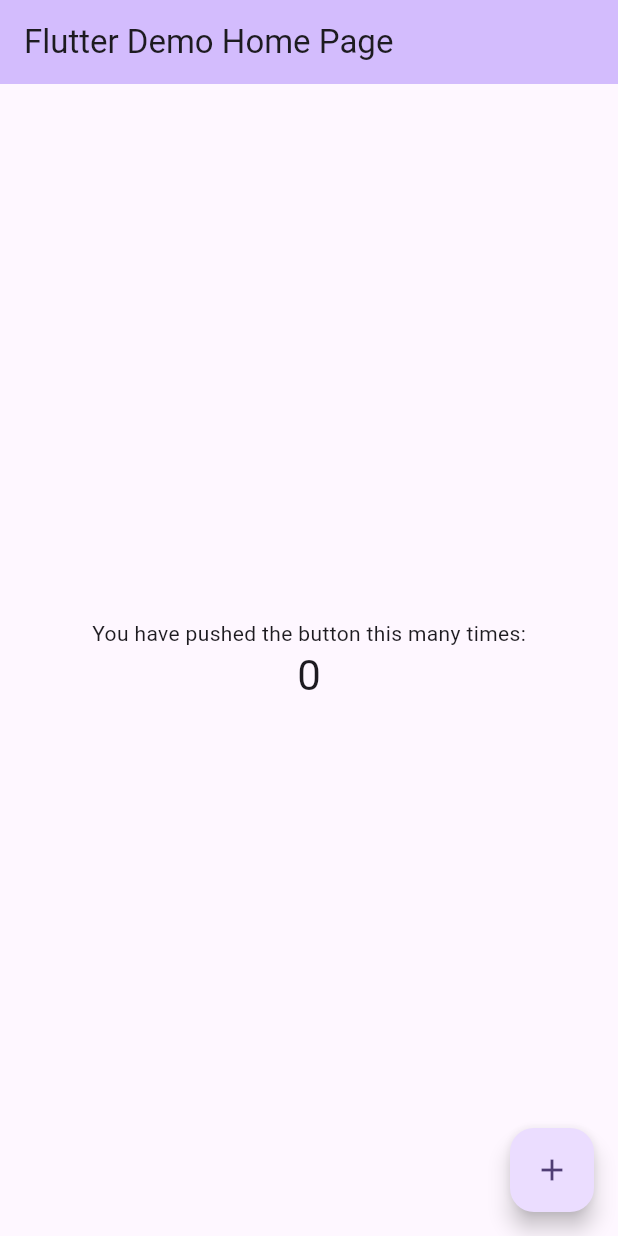
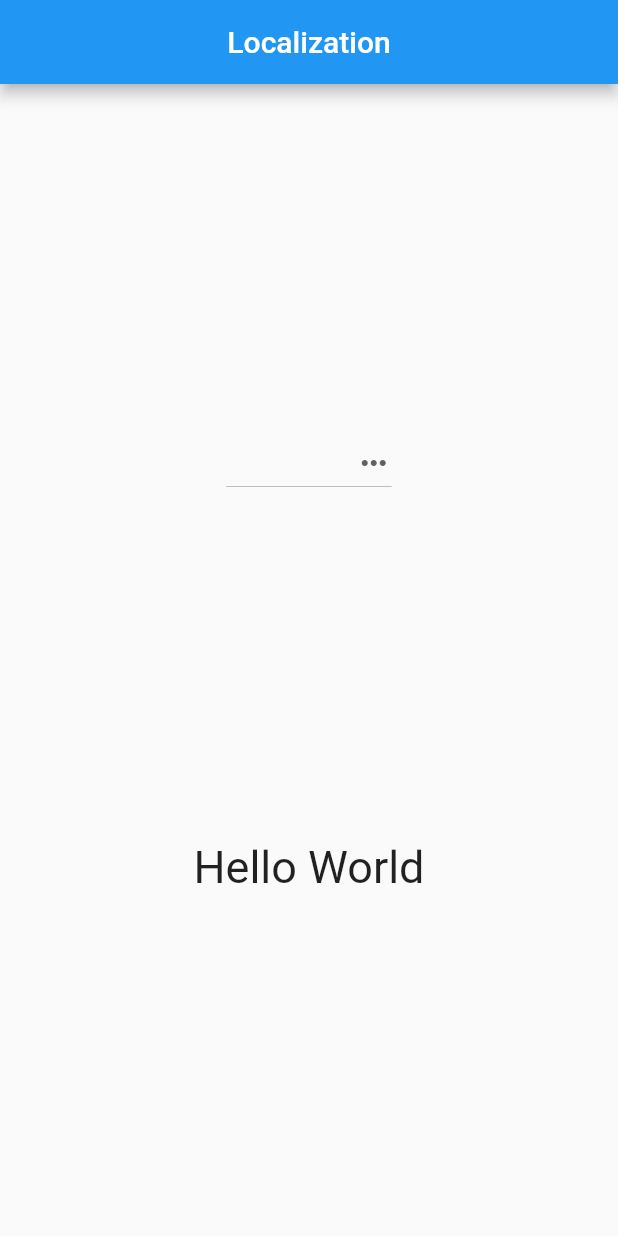
Before and after one commit to fadi-flutter/localization, a Flutter app: the screen it shows after launch, on a phone screen of 412 x 824 dp. Run offline on Flutter 3.47's test engine with Material 2 defaults, Android fonts, the phone set to English and light mode, and no system bars; our stand-ins replace get, shared_preferences; generated files the repository leaves out were written again.

Commit message:
completed localization

```diff
--- /dev/null
+++ b/l10n.yaml
@@ -0,0 +1,3 @@
+arb-dir: lib/l10n
+template-arb-file: app_en.arb
+output-localization-file: app_localizations.dart
--- /dev/null
+++ b/lib/home_page.dart
@@ -0,0 +1,48 @@
+import 'package:flutter/material.dart';
+import 'package:get/get.dart';
+import 'package:localization_themes/controllers/language_provider.dart';
+import 'package:flutter_gen/gen_l10n/app_localizations.dart';
+
+class HomePage extends StatelessWidget {
+  HomePage({super.key});
+
+  final controller = Get.find<LanguageProvider>();
+
+  @override
+  Widget build(BuildContext context) {
+    final local = AppLocalizations.of(context);
+    return Scaffold(
+      appBar: AppBar(
+        centerTitle: true,
+        title: const Text('Localization'),
+      ),
+      body: Column(
+        mainAxisAlignment: MainAxisAlignment.spaceEvenly,
+        children: [
+          DropdownButton(
+            icon: const Icon(Icons.more_horiz),
+            items: [
+              DropdownMenuItem(
+                value: 'en',
+                child: Text(local!.localization),
+              ),
+              const DropdownMenuItem(
+                value: 'es',
+                child: Text('Spanish'),
+              )
+            ],
+            onChanged: (value) {
+              controller.changeLanguage(Locale(value!));
+            },
+          ),
+          Center(
+            child: Text(
+              local.helloWorld,
+              style: const TextStyle(fontSize: 30),
+            ),
+          ),
+        ],
+      ),
+    );
+  }
+}
--- /dev/null
+++ b/lib/l10n/app_en.arb
@@ -0,0 +1,4 @@
+{
+    "helloWorld": "Hello World",
+    "localization": "Localization"
+}
--- /dev/null
+++ b/lib/l10n/app_es.arb
@@ -0,0 +1,5 @@
+{
+
+    "helloWorld": "Hola Mundo",
+    "localization": "localizando"
+}
--- a/lib/main.dart
+++ b/lib/main.dart
@@ -1,125 +1,40 @@
 import 'package:flutter/material.dart';
+import 'package:localization_themes/controllers/language_provider.dart';
+import 'package:localization_themes/home_page.dart';
+import 'package:flutter_localizations/flutter_localizations.dart';
+import 'package:get/get.dart';
+import 'package:flutter_gen/gen_l10n/app_localizations.dart';
 
-void main() {
-  runApp(const MyApp());
+void main() async {
+  WidgetsFlutterBinding.ensureInitialized();
+  Get.put(LanguageProvider());
+  runApp(MyApp());
 }
 
 class MyApp extends StatelessWidget {
-  const MyApp({super.key});
+  MyApp({super.key, this.language = ''});
+  final String language;
 
+  final controller = Get.find<LanguageProvider>();
   // This widget is the root of your application.
   @override
   Widget build(BuildContext context) {
-    return MaterialApp(
-      title: 'Flutter Demo',
-      theme: ThemeData(
-        // This is the theme of your application.
-        //
-        // TRY THIS: Try running your application with "flutter run". You'll see
-        // the application has a blue toolbar. Then, without quitting the app,
-        // try changing the seedColor in the colorScheme below to Colors.green
-        // and then invoke "hot reload" (save your changes or press the "hot
-        // reload" button in a Flutter-supported IDE, or press "r" if you used
-        // the command line to start the app).
-        //
-        // Notice that the counter didn't reset back to zero; the application
-        // state is not lost during the reload. To reset the state, use hot
-        // restart instead.
-        //
-        // This works for code too, not just values: Most code changes can be
-        // tested with just a hot reload.
-        colorScheme: ColorScheme.fromSeed(seedColor: Colors.deepPurple),
-        useMaterial3: true,
+    return Obx(
+      () => MaterialApp(
+        locale: controller.locale.value,
+        localizationsDelegates: const [
+          AppLocalizations.delegate,
+          GlobalMaterialLocalizations.delegate,
+          GlobalWidgetsLocalizations.delegate,
+          GlobalCupertinoLocalizations.delegate,
+        ],
+        supportedLocales: const [
+          Locale('en'), // English
+          Locale('es'), // Spanish
+        ],
+        title: 'Flutter Demo',
+        home: HomePage(),
       ),
-      home: const MyHomePage(title: 'Flutter Demo Home Page'),
     );
   }
 }
-
-class MyHomePage extends StatefulWidget {
-  const MyHomePage({super.key, required this.title});
-
-  // This widget is the home page of your application. It is stateful, meaning
-  // that it has a State object (defined below) that contains fields that affect
-  // how it looks.
-
-  // This class is the configuration for the state. It holds the values (in this
-  // case the title) provided by the parent (in this case the App widget) and
-  // used by the build method of the State. Fields in a Widget subclass are
-  // always marked "final".
-
-  final String title;
-
-  @override
-  State<MyHomePage> createState() => _MyHomePageState();
-}
-
-class _MyHomePageState extends State<MyHomePage> {
-  int _counter = 0;
-
-  void _incrementCounter() {
-    setState(() {
-      // This call to setState tells the Flutter framework that something has
-      // changed in this State, which causes it to rerun the build method below
-      // so that the display can reflect the updated values. If we changed
-      // _counter without calling setState(), then the build method would not be
-      // called again, and so nothing would appear to happen.
-      _counter++;
-    });
-  }
-
-  @override
-  Widget build(BuildContext context) {
-    // This method is rerun every time setState is called, for instance as done
-    // by the _incrementCounter method above.
-    //
-    // The Flutter framework has been optimized to make rerunning build methods
-    // fast, so that you can just rebuild anything that needs updating rather
-    // than having to individually change instances of widgets.
-    return Scaffold(
-      appBar: AppBar(
-        // TRY THIS: Try changing the color here to a specific color (to
-        // Colors.amber, perhaps?) and trigger a hot reload to see the AppBar
-        // change color while the other colors stay the same.
-        backgroundColor: Theme.of(context).colorScheme.inversePrimary,
-        // Here we take the value from the MyHomePage object that was created by
-        // the App.build method, and use it to set our appbar title.
-        title: Text(widget.title),
-      ),
-      body: Center(
-        // Center is a layout widget. It takes a single child and positions it
-        // in the middle of the parent.
-        child: Column(
-          // Column is also a layout widget. It takes a list of children and
-          // arranges them vertically. By default, it sizes itself to fit its
-          // children horizontally, and tries to be as tall as its parent.
-          //
-          // Column has various properties to control how it sizes itself and
-          // how it positions its children. Here we use mainAxisAlignment to
-          // center the children vertically; the main axis here is the vertical
-          // axis because Columns are vertical (the cross axis would be
-          // horizontal).
-          //
-          // TRY THIS: Invoke "debug painting" (choose the "Toggle Debug Paint"
-          // action in the IDE, or press "p" in the console), to see the
-          // wireframe for each widget.
-          mainAxisAlignment: MainAxisAlignment.center,
-          children: <Widget>[
-            const Text(
-              'You have pushed the button this many times:',
-            ),
-            Text(
-              '$_counter',
-              style: Theme.of(context).textTheme.headlineMedium,
-            ),
-          ],
-        ),
-      ),
-      floatingActionButton: FloatingActionButton(
-        onPressed: _incrementCounter,
-        tooltip: 'Increment',
-        child: const Icon(Icons.add),
-      ), // This trailing comma makes auto-formatting nicer for build methods.
-    );
-  }
-}
--- a/pubspec.yaml
+++ b/pubspec.yaml
@@ -35,6 +35,11 @@ dependencies:
   # The following adds the Cupertino Icons font to your application.
   # Use with the CupertinoIcons class for iOS style icons.
   cupertino_icons: ^1.0.2
+  intl:
+  shared_preferences: ^2.2.0
+  flutter_localizations:
+    sdk: flutter
+  get: ^4.6.5
 
 dev_dependencies:
   flutter_test:
@@ -52,6 +57,7 @@ dev_dependencies:
 
 # The following section is specific to Flutter packages.
 flutter:
+  generate: true
 
   # The following line ensures that the Material Icons font is
   # included with your application, so that you can use the icons in
```
Also changed, not shown: lib/controllers/language_provider.dart (added, +33 -0 lines), pubspec.lock, 2 other files.
